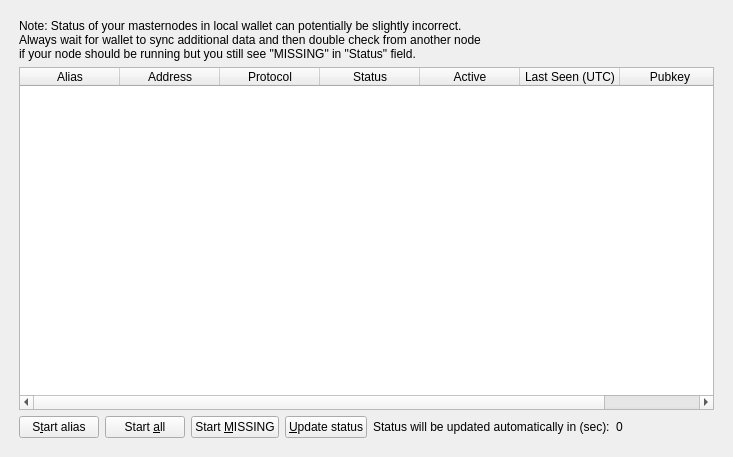
Above: src/qt/forms/masternodelist.ui from Social-Wallet-Inc/wire-core before the change. Below: the same form after it.
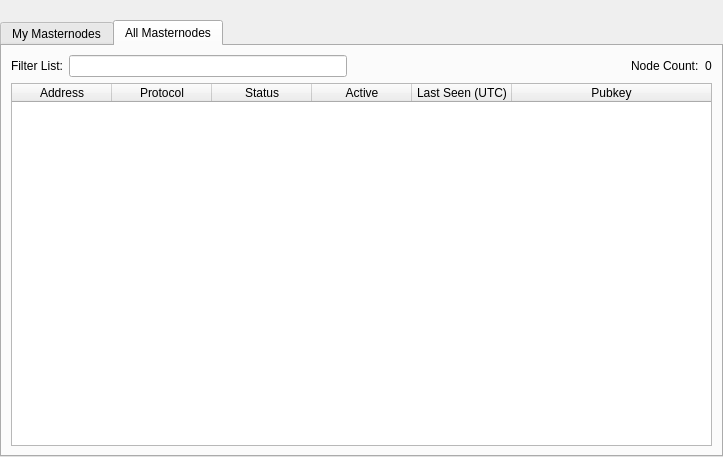
That is the form after the change. The open tabs and pages were chosen to show the change.

The edit to the form file:
```diff
--- a/src/qt/forms/masternodelist.ui
+++ b/src/qt/forms/masternodelist.ui
@@ -15,18 +15,40 @@
   </property>
   <layout class="QVBoxLayout" name="topLayout">
    <property name="leftMargin">
-    <number>10</number>
+    <number>0</number>
    </property>
    <property name="topMargin">
-    <number>10</number>
+    <number>0</number>
    </property>
    <property name="rightMargin">
-    <number>10</number>
+    <number>0</number>
    </property>
    <property name="bottomMargin">
-    <number>10</number>
+    <number>0</number>
    </property>
     <item>
+    <layout class="QVBoxLayout" name="verticalLayout">
+     <property name="bottomMargin">
+      <number>0</number>
+     </property>
+     <item>
+      <spacer name="horizontalSpacer0">
+       <property name="orientation">
+        <enum>Qt::Horizontal</enum>
+       </property>
+       <property name="sizeHint" stdset="0">
+        <size>
+         <width>make40</width>
+         <height>20</height>
+        </size>
+       </property>
+      </spacer>
+     </item>
+     <item>
+      <widget class="QTabWidget" name="tabWidget">
+       <property name="currentIndex">
+        <number>0</number>
+       </property>
      <widget class="QWidget" name="tabMyMasternodes">
       <attribute name="title">
        <string>My Masternodes</string>
@@ -220,6 +242,153 @@
        </item>
       </layout>
      </widget>
+       <widget class="QWidget" name="tabAllMasternodes">
+        <attribute name="title">
+         <string>All Masternodes</string>
+        </attribute>
+        <layout class="QGridLayout" name="gridLayout">
+         <item row="1" column="0">
+          <widget class="QTableWidget" name="tableWidgetMasternodes">
+           <property name="palette">
+            <palette>
+             <active>
+              <colorrole role="Text">
+               <brush brushstyle="SolidPattern">
+                <color alpha="255">
+                 <red>51</red>
+                 <green>51</green>
+                 <blue>51</blue>
+                </color>
+               </brush>
+              </colorrole>
+             </active>
+             <inactive>
+              <colorrole role="Text">
+               <brush brushstyle="SolidPattern">
+                <color alpha="255">
+                 <red>51</red>
+                 <green>51</green>
+                 <blue>51</blue>
+                </color>
+               </brush>
+              </colorrole>
+             </inactive>
+             <disabled>
+              <colorrole role="Text">
+               <brush brushstyle="SolidPattern">
+                <color alpha="255">
+                 <red>85</red>
+                 <green>85</green>
+                 <blue>85</blue>
+                </color>
+               </brush>
+              </colorrole>
+             </disabled>
+            </palette>
+           </property>
+           <property name="editTriggers">
+            <set>QAbstractItemView::NoEditTriggers</set>
+           </property>
+           <property name="alternatingRowColors">
+            <bool>true</bool>
+           </property>
+           <property name="selectionBehavior">
+            <enum>QAbstractItemView::SelectRows</enum>
+           </property>
+           <property name="sortingEnabled">
+            <bool>true</bool>
+           </property>
+           <attribute name="horizontalHeaderStretchLastSection">
+            <bool>true</bool>
+           </attribute>
+           <attribute name="ResizeMode">
+            <enum>QHeaderView::Interactive</enum>
+           </attribute>
+           <column>
+            <property name="text">
+             <string>Address</string>
+            </property>
+           </column>
+           <column>
+            <property name="text">
+             <string>Protocol</string>
+            </property>
+           </column>
+           <column>
+            <property name="text">
+             <string>Status</string>
+            </property>
+           </column>
+           <column>
+            <property name="text">
+             <string>Active</string>
+            </property>
+           </column>
+           <column>
+            <property name="text">
+             <string>Last Seen (UTC)</string>
+            </property>
+           </column>
+           <column>
+            <property name="text">
+             <string>Pubkey</string>
+            </property>
+           </column>
+          </widget>
+         </item>
+         <item row="0" column="0">
+          <layout class="QHBoxLayout" name="horizontalLayout_3">
+           <property name="bottomMargin">
+            <number>0</number>
+           </property>
+           <item>
+            <widget class="QLabel" name="label_filter">
+             <property name="text">
+              <string>Filter List:</string>
+             </property>
+            </widget>
+           </item>
+           <item>
+            <widget class="QLineEdit" name="filterLineEdit">
+             <property name="toolTip">
+              <string>Filter masternode list</string>
+             </property>
+            </widget>
+           </item>
+           <item>
+            <spacer name="horizontalSpacer_3">
+             <property name="orientation">
+              <enum>Qt::Horizontal</enum>
+             </property>
+             <property name="sizeHint" stdset="0">
+              <size>
+               <width>10</width>
+               <height>20</height>
+              </size>
+             </property>
+            </spacer>
+           </item>
+           <item>
+            <widget class="QLabel" name="label_count">
+             <property name="text">
+              <string>Node Count:</string>
+             </property>
+            </widget>
+           </item>
+           <item>
+            <widget class="QLabel" name="countLabel">
+             <property name="text">
+              <string>0</string>
+             </property>
+            </widget>
+           </item>
+          </layout>
+         </item>
+        </layout>
+       </widget>
+      </widget>
+     </item>
+    </layout>
     </item>
   </layout>
  </widget>
```
Lines whose indentation alone changed are shown as unchanged.
